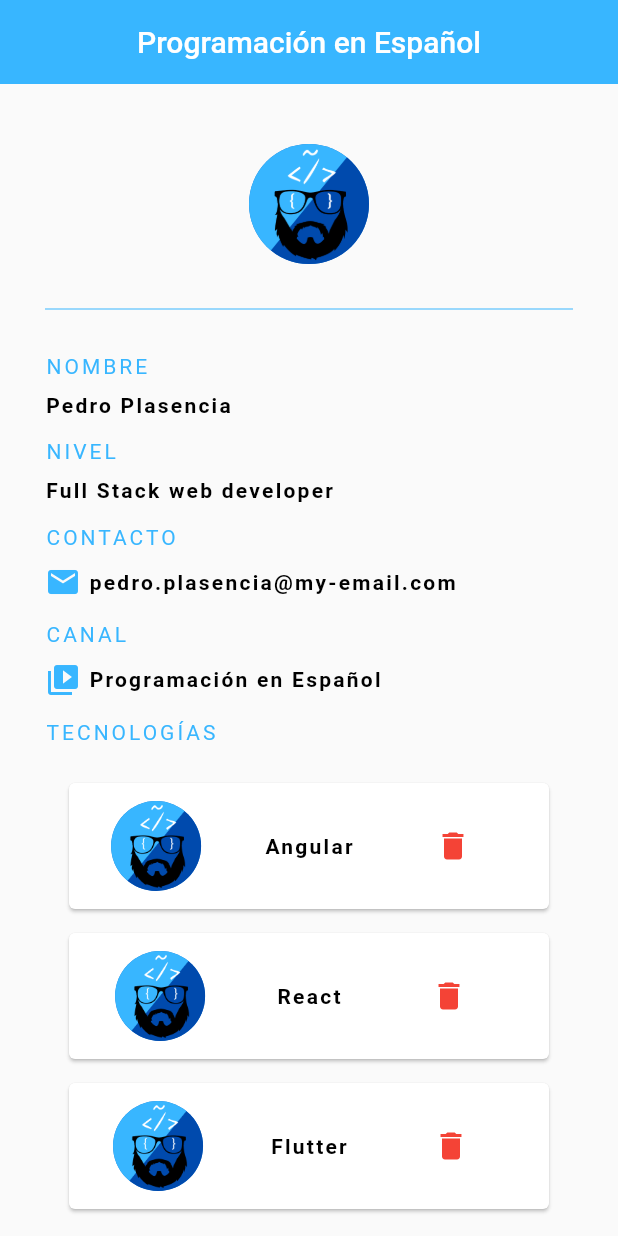
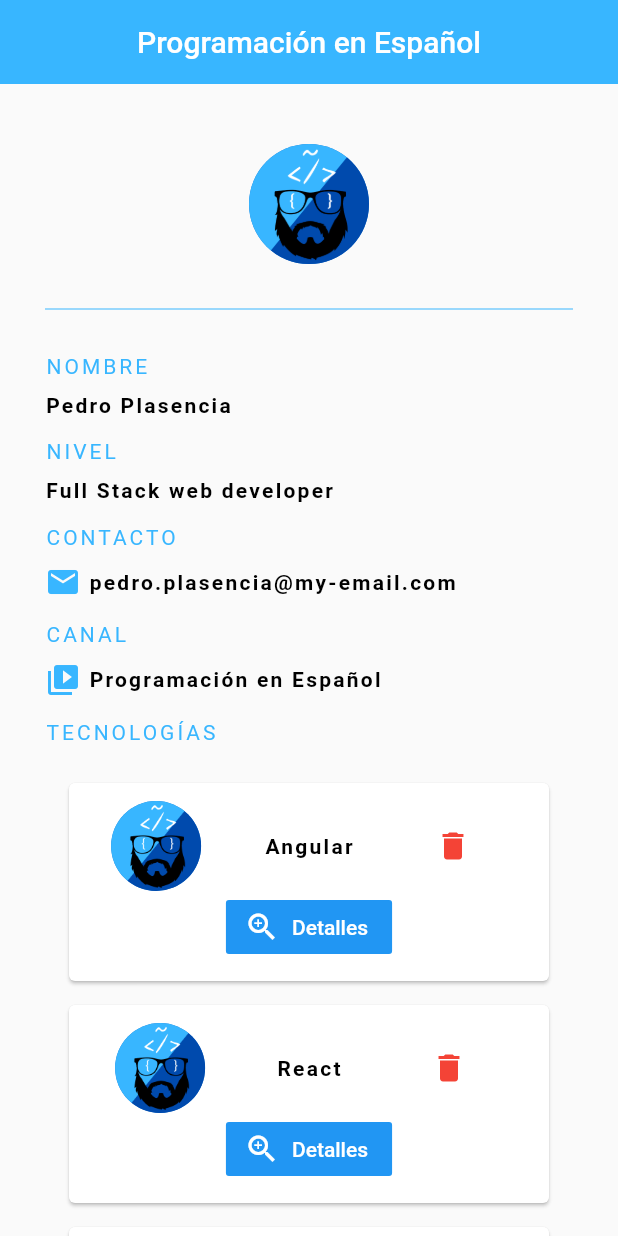
Before and after one commit to pedrovelasquez9/flutter-basic-app, a Flutter app: the screen it shows after launch, after a tap on the "delete" icon, on a phone screen of 412 x 824 dp. Run offline on Flutter 3.47's test engine with Material 2 defaults, Android fonts, the phone set to English and light mode, and no system bars; network calls fail.

```diff
--- a/lib/layout/CustomScaffold.dart
+++ b/lib/layout/CustomScaffold.dart
@@ -2,17 +2,20 @@ import 'package:flutter/material.dart';
 import 'package:programacion_esp/views/Home.dart';
 
 class CustomScaffold extends StatelessWidget {
+  final Widget view;
+  final String title;
+  CustomScaffold({this.view, this.title});
   @override
   Widget build(BuildContext context) {
     return Scaffold(
         appBar: AppBar(
-          title: Text("Programación en Español"),
+          title: Text(this.title),
           centerTitle: true,
           backgroundColor: Color.fromRGBO(56, 182, 255, 1.0),
           elevation: 0.0,
         ),
         body: SingleChildScrollView(
-          child: Home(),
+          child: this.view,
         ));
   }
 }
--- a/lib/widgets/CustomCard.dart
+++ b/lib/widgets/CustomCard.dart
@@ -1,3 +1,5 @@
+import 'dart:ui';
+
 import 'package:flutter/material.dart';
 import 'package:programacion_esp/models/Tools.dart';
 import 'package:programacion_esp/widgets/CustomAvatar.dart';
@@ -21,6 +23,24 @@ class CustomCard extends StatelessWidget {
               mainAxisAlignment: MainAxisAlignment.spaceEvenly,
               children: [CustomAvatar(30.0, "assets/Logo.png"), SizedBox(width: 10.0), CustomText(tool.name), SizedBox(width: 10.0), CustomDeleteBtn(delete)],
             ),
+            Row(
+              mainAxisAlignment: MainAxisAlignment.center,
+              children: [
+                FlatButton.icon(
+                    color: Colors.blue,
+                    icon: Icon(
+                      Icons.zoom_in,
+                      color: Colors.white,
+                    ),
+                    label: Text(
+                      'Detalles',
+                      style: TextStyle(color: Colors.white),
+                    ),
+                    onPressed: () {
+                      Navigator.pushNamed(context, "/details");
+                    })
+              ],
+            ),
           ],
         ),
       ),
--- a/pubspec.yaml
+++ b/pubspec.yaml
@@ -23,6 +23,7 @@ environment:
 dependencies:
   flutter:
     sdk: flutter
+  http: ^0.12.2
 
 
   # The following adds the Cupertino Icons font to your application.
```
Also changed, not shown: lib/api/httpHelpers.dart (added, +11 -0 lines), lib/main.dart (+12 -3 lines), lib/views/Details.dart (added, +36 -0 lines).
